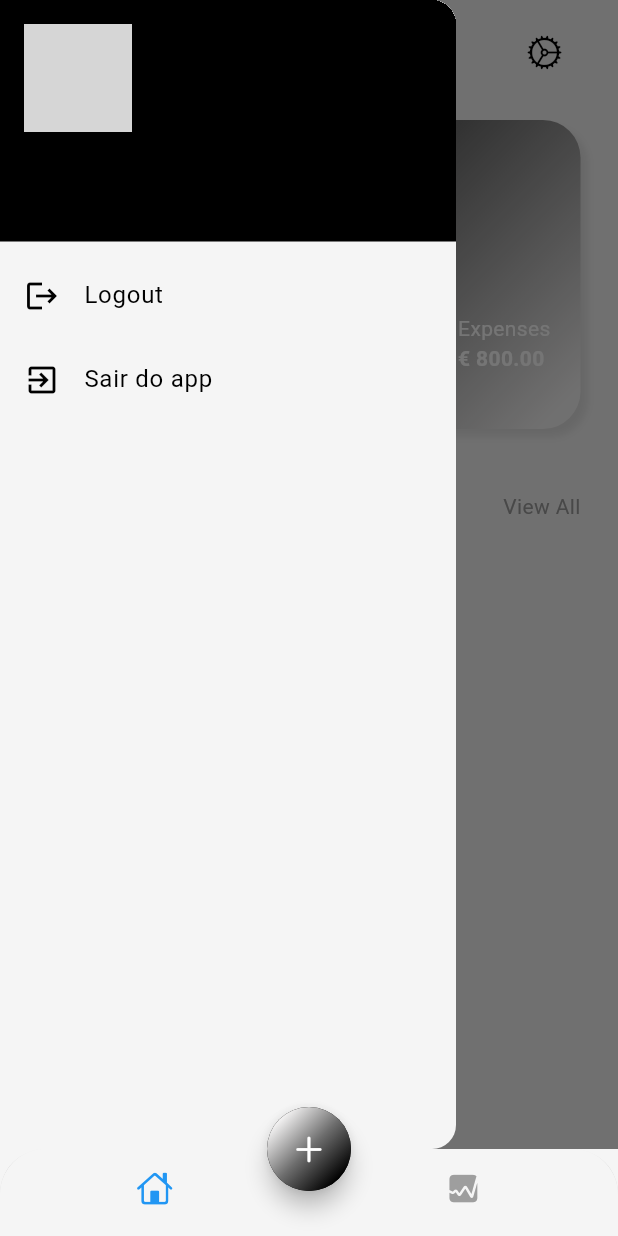
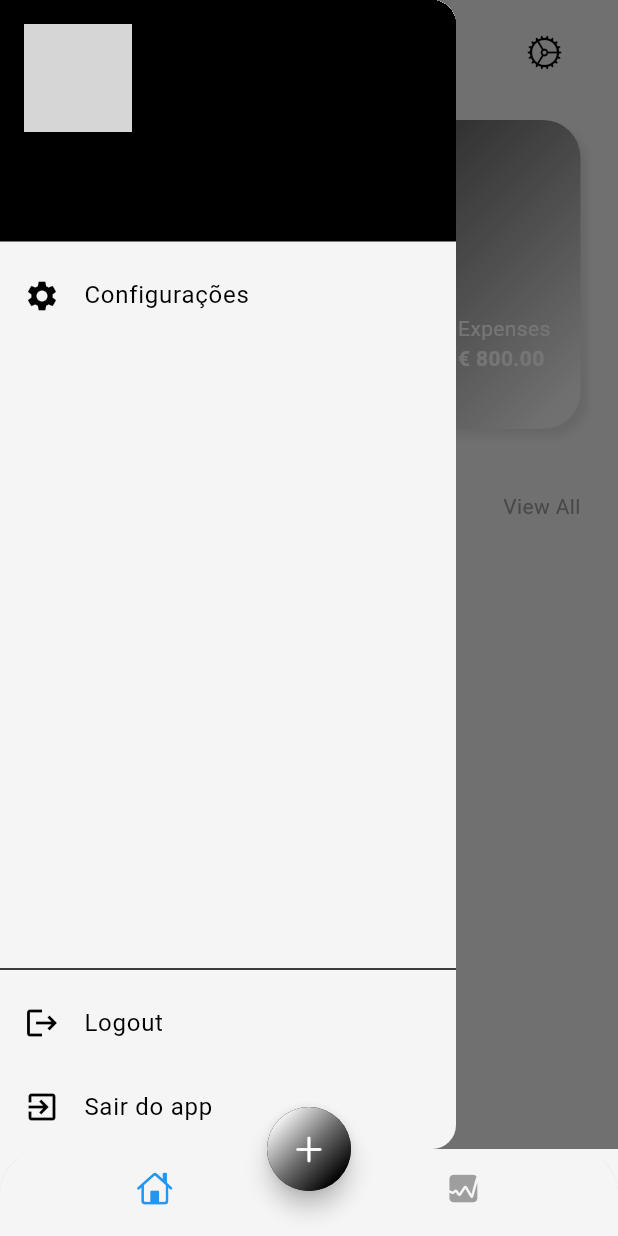
Before and after one commit to andrevinicus/Finc-Prova-2025, a Flutter app: the HomeScreen screen opened by its route, with the side drawer open, on a phone screen of 412 x 824 dp. Run offline on Flutter 3.47's test engine with Material 3 defaults, Android fonts, the phone set to English and light mode, and no system bars; our stand-ins replace bloc, cloud_firestore, equatable, firebase_auth, firebase_core, fl_chart and 5 more; accounts and stored records are empty; network calls fail; grey boxes are pictures that could not be loaded.

Commit message:
Ajustando App_drawer

```diff
--- a/lib/screens/drawer/app_drawer.dart
+++ b/lib/screens/drawer/app_drawer.dart
@@ -42,14 +42,10 @@ class _AppDrawerState extends State<AppDrawer> {
     }
   }
 
-
   @override
   Widget build(BuildContext context) {
-    final email = FirebaseAuth.instance.currentUser?.email;
-
     return Drawer(
-      child: ListView(
-        padding: EdgeInsets.zero,
+      child: Column(
         children: [
           UserAccountsDrawerHeader(
             accountName: Text(nome),
@@ -63,6 +59,22 @@ class _AppDrawerState extends State<AppDrawer> {
                   : null,
             ),
           ),
+          Expanded(
+            child: ListView(
+              padding: EdgeInsets.zero,
+              children: [
+                ListTile(
+                  leading: const Icon(Icons.settings),
+                  title: const Text('Configurações'),
+                  onTap: () {
+                    // Navegar para a tela de configurações
+                    // Navigator.of(context).pushNamed(AppRoutes.settings);
+                  },
+                ),
+              ],
+            ),
+          ),
+          const Divider(),
           ListTile(
             leading: const Icon(Icons.logout),
             title: const Text('Logout'),
--- a/packages/expense_repository/lib/src/entities/category_entity.dart
+++ b/packages/expense_repository/lib/src/entities/category_entity.dart
@@ -1,9 +1,10 @@
 class CategoryEntity {
-  String categoryId;
-  String name;
-  int totalExpenses;
-  String icon;
-  int color;
+  final String categoryId;
+  final String name;
+  final int totalExpenses;
+  final String icon;
+  final int color;
+  final String? userId; // NOVO
 
   CategoryEntity({
     required this.categoryId,
@@ -11,6 +12,7 @@ class CategoryEntity {
     required this.totalExpenses,
     required this.icon,
     required this.color,
+    this.userId, // NOVO
   });
 
   Map<String, Object?> toDocument() {
@@ -20,6 +22,7 @@ class CategoryEntity {
       'totalExpenses': totalExpenses,
       'icon': icon,
       'color': color,
+      'userId': userId, // NOVO
     };
   }
 
@@ -30,6 +33,7 @@ class CategoryEntity {
       totalExpenses: doc['totalExpenses'],
       icon: doc['icon'],
       color: doc['color'],
+      userId: doc['userId'], // NOVO
     );
   }
 }
--- a/packages/expense_repository/lib/src/entities/expense_entity.dart
+++ b/packages/expense_repository/lib/src/entities/expense_entity.dart
@@ -8,12 +8,14 @@ class ExpenseEntity {
   Category category;
   DateTime date;
   int amount;
+  String userId;
 
   ExpenseEntity({
     required this.expenseId,
     required this.category,
     required this.date,
     required this.amount,
+    required this.userId,
   });
 
   Map<String, Object?> toDocument() {
@@ -22,6 +24,7 @@ class ExpenseEntity {
       'category': category.toEntity().toDocument(),
       'date': date,
       'amount': amount,
+      'userId': userId,
     };
   }
 
@@ -31,6 +34,7 @@ class ExpenseEntity {
       category: Category.fromEntity(CategoryEntity.fromDocument(doc['category'])),
       date: (doc['date'] as Timestamp).toDate(),
       amount: doc['amount'],
+      userId: doc['userId'],
     );
   }
 }
--- a/packages/expense_repository/lib/src/models/category.dart
+++ b/packages/expense_repository/lib/src/models/category.dart
@@ -1,4 +1,4 @@
-import '../entities/entities.dart';
+import 'package:expense_repository/expense_repository.dart';
 
 class Category {
   String categoryId;
@@ -6,6 +6,7 @@ class Category {
   int totalExpenses;
   String icon;
   int color;
+  String? userId; // NOVO
 
   Category({
     required this.categoryId,
@@ -13,6 +14,7 @@ class Category {
     required this.totalExpenses,
     required this.icon,
     required this.color,
+    this.userId, // NOVO
   });
 
   static final empty = Category(
@@ -20,7 +22,8 @@ class Category {
     name: '',
     totalExpenses: 0,
     icon: '',
-    color: 0
+    color: 0,
+    userId: null, // NOVO
   );
 
   CategoryEntity toEntity() {
@@ -30,6 +33,7 @@ class Category {
       totalExpenses: totalExpenses,
       icon: icon,
       color: color,
+      userId: userId, // NOVO
     );
   }
 
@@ -40,6 +44,7 @@ class Category {
       totalExpenses: entity.totalExpenses,
       icon: entity.icon,
       color: entity.color,
+      userId: entity.userId, // NOVO
     );
   }
 }
--- a/packages/expense_repository/lib/src/models/expense.dart
+++ b/packages/expense_repository/lib/src/models/expense.dart
@@ -5,12 +5,14 @@ class Expense {
   Category category;
   DateTime date;
   int amount;
+  String? userId;
 
   Expense({
     required this.expenseId,
     required this.category,
     required this.date,
     required this.amount,
+    this.userId,
   });
 
   static final empty = Expense(
@@ -18,6 +20,7 @@ class Expense {
     category: Category.empty,
     date: DateTime.now(),
     amount: 0,
+    userId: '',
   );
 
   ExpenseEntity toEntity() {
@@ -26,6 +29,7 @@ class Expense {
       category: category,
       date: date,
       amount: amount,
+      userId: userId ?? '',
     );
   }
 
@@ -35,6 +39,7 @@ class Expense {
       category: entity.category,
       date: entity.date,
       amount: entity.amount,
+      userId: entity.userId,
     );
   }
 }
```
